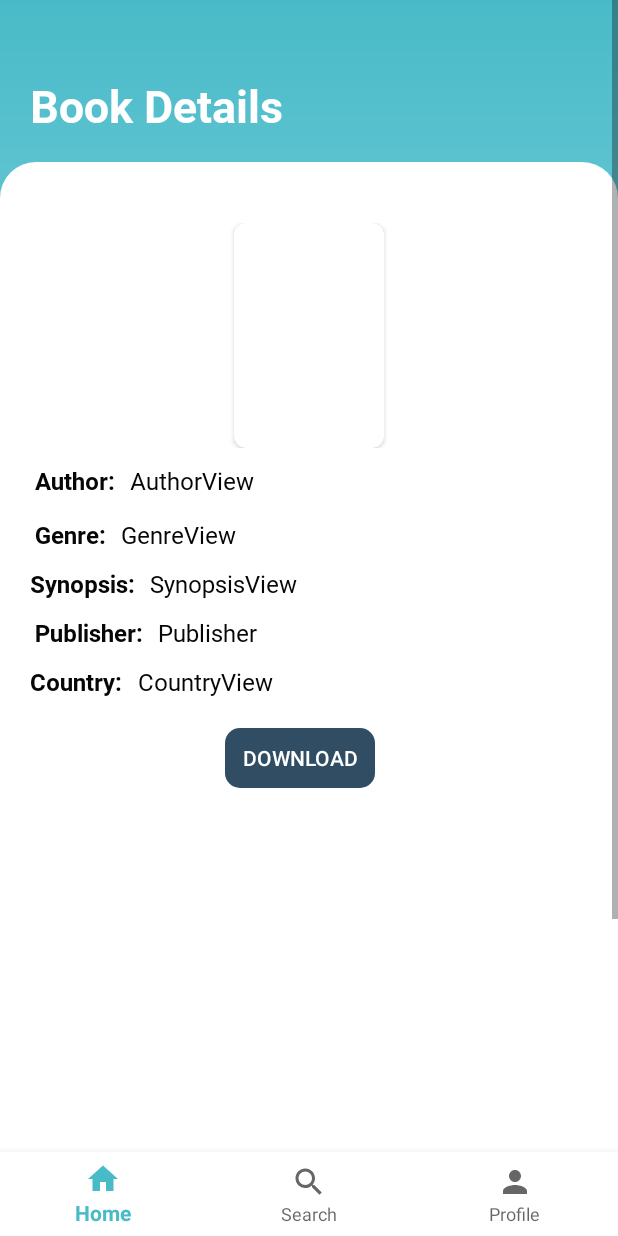
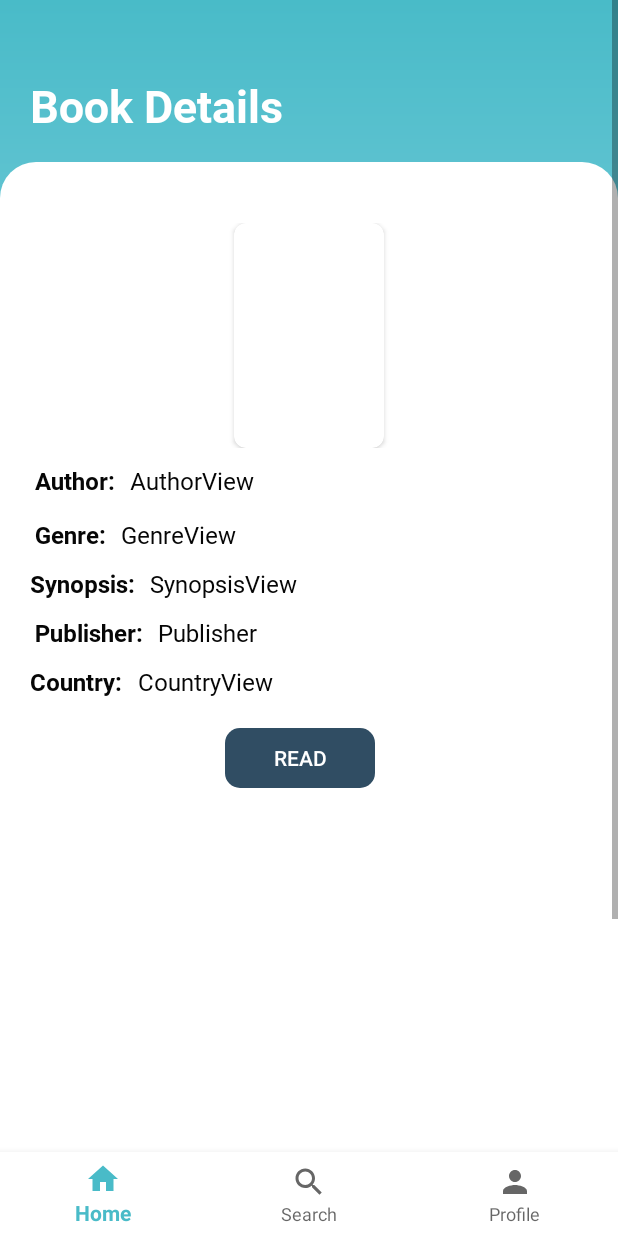
Before and after one commit to infinitesekai/Instinct_Digital_Library, an Android app: the BookDesc screen opened directly, with no data from a screen before it, on a phone screen of 412 x 824 dp. Run offline under Robolectric (Android 15) with nearby library versions, the phone set to English and light mode, and no system bars; 11 statements that could not run were skipped.

Commit message:
read-link to google drive

```diff
--- a/app/src/main/AndroidManifest.xml
+++ b/app/src/main/AndroidManifest.xml
@@ -22,7 +22,8 @@
         android:roundIcon="@mipmap/ic_launcher_round"
         android:supportsRtl="true"
         android:theme="@style/Theme.Digital_Library">
-        <activity android:name=".BookDesc"></activity>
+        <activity android:name=".BookRead"></activity>
+        <activity android:name=".BookDesc" />
         <activity android:name=".BookList" />
         <activity android:name=".Edit_Profile" />
         <activity android:name=".MainActivity" />
--- a/app/src/main/java/com/example/digital_library/BookDesc.java
+++ b/app/src/main/java/com/example/digital_library/BookDesc.java
@@ -32,7 +32,7 @@ public class BookDesc extends AppCompatActivity {
     private TextView title,author,genre,synopsis,country,publisher;
     private byte[] coverImage;
     String bookTitle;
-    Button btndownload;//download button
+    Button btnread;//download button
     private User currentUser;//current user
     private int lastfragment;//indicate last fragment for navigation bar
     private ImageView cover;
@@ -59,7 +59,7 @@ public class BookDesc extends AppCompatActivity {
         publisher=findViewById(R.id.tvpublisher);
 
 
-        btndownload=findViewById(R.id.btndownload);
+        btnread=findViewById(R.id.btnread);
 
         //initiate database access and open database
         DatabaseAccess databaseAccess = DatabaseAccess.getInstance(this);
@@ -86,13 +86,13 @@ public class BookDesc extends AppCompatActivity {
 
         //on click listener for download button
 
-        btndownload.setOnClickListener(new View.OnClickListener() {
+        btnread.setOnClickListener(new View.OnClickListener() {
             @Override
             public void onClick(View v) {
-               // Intent i= new Intent(BookDesc.this, DownloadBook.class);
-               // i.putExtra("user",currentUser);
-
-                //startActivity(i);
+                Intent i= new Intent(BookDesc.this, BookRead.class);
+                i.putExtra("user",currentUser);
+                i.putExtra("bookTitle",bookTitle);
+                startActivity(i);
             }
         });
 
--- a/app/src/main/res/layout/activity_book_desc.xml
+++ b/app/src/main/res/layout/activity_book_desc.xml
@@ -246,11 +246,11 @@
                 </LinearLayout>
 
                 <Button
-                    android:id="@+id/btndownload"
+                    android:id="@+id/btnread"
                     android:layout_width="100dp"
                     android:layout_height="40dp"
                     android:textColor="@color/white"
-                    android:text="Download"
+                    android:text="Read"
                     android:background="@drawable/rounded_btn_black"
                     android:stateListAnimator="@null"
                     android:layout_marginLeft="150dp"
```
Also changed, not shown: app/src/main/java/com/example/digital_library/BookRead.java (added, +31 -0 lines), app/src/main/java/com/example/digital_library/DatabaseAccess.java (+25 -0 lines), app/src/main/java/com/example/digital_library/Edit_Profile.java (+57 -2 lines), app/src/main/res/layout/activity_book_read.xml (added, +17 -0 lines), 1 other file.
